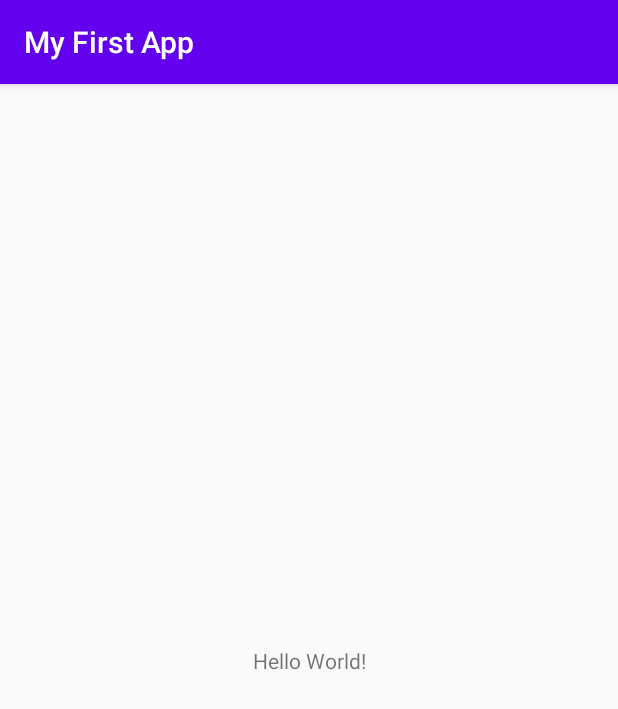
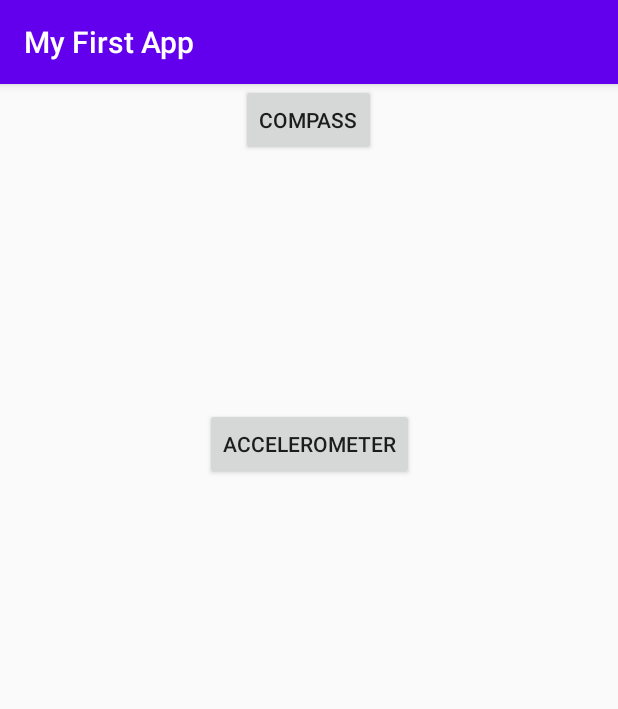
Before and after one commit to erikssonmandy/HelloSensor, an Android app: the screen it shows after launch (MainActivity), on a phone screen of 412 x 824 dp. Shown: the top 709 px of the screen. Run offline under Robolectric (Android 15) with nearby library versions, the phone set to English and light mode, and no system bars.

Commit message:
First commit, accelerometer works and compass works

```diff
--- a/app/src/main/AndroidManifest.xml
+++ b/app/src/main/AndroidManifest.xml
@@ -16,6 +16,10 @@
                 <category android:name="android.intent.category.LAUNCHER" />
             </intent-filter>
         </activity>
+
+        <activity android:name=".AccelerometerActivity"></activity>
+        <activity android:name=".CompassActivity"></activity>
+
     </application>
 
 </manifest>
--- a/app/src/main/res/layout/activity_main.xml
+++ b/app/src/main/res/layout/activity_main.xml
@@ -6,13 +6,32 @@
     android:layout_height="match_parent"
     tools:context=".MainActivity">
 
-    <TextView
+    <Button
+        android:id="@+id/button"
         android:layout_width="wrap_content"
         android:layout_height="wrap_content"
-        android:text="Hello World!"
-        app:layout_constraintBottom_toBottomOf="parent"
-        app:layout_constraintLeft_toLeftOf="parent"
-        app:layout_constraintRight_toRightOf="parent"
+        android:layout_marginTop="216dp"
+        android:layout_marginEnd="136dp"
+        android:layout_marginRight="136dp"
+        android:onClick="startAccelerometer"
+        android:text="@string/accelerometer"
+        app:layout_constraintEnd_toEndOf="parent"
         app:layout_constraintTop_toTopOf="parent" />
 
+    <Button
+        android:id="@+id/button2"
+        android:layout_width="wrap_content"
+        android:layout_height="wrap_content"
+        android:layout_marginStart="16dp"
+        android:layout_marginLeft="16dp"
+        android:layout_marginEnd="16dp"
+        android:layout_marginRight="16dp"
+        android:onClick="startCompass"
+        android:text="Compass"
+        app:layout_constraintEnd_toEndOf="parent"
+        app:layout_constraintHorizontal_bias="0.498"
+        app:layout_constraintStart_toStartOf="parent"
+        tools:layout_editor_absoluteY="396dp" />
+
+
 </androidx.constraintlayout.widget.ConstraintLayout>
--- a/app/src/main/res/values/strings.xml
+++ b/app/src/main/res/values/strings.xml
@@ -1,3 +1,5 @@
 <resources>
     <string name="app_name">My First App</string>
+    <string name="edit_message">Enter a message</string>
+    <string name="accelerometer">Accelerometer</string>
 </resources>
```
Also changed, not shown: app/src/main/java/com/example/myfirstapp/AccelerometerActivity.java (added, +73 -0 lines), app/src/main/java/com/example/myfirstapp/CompassActivity.java (added, +149 -0 lines), app/src/main/java/com/example/myfirstapp/MainActivity.java (+15 -0 lines), app/src/main/res/layout/activity_accelerometer.xml (added, +38 -0 lines), app/src/main/res/layout/activity_compass.xml (added, +32 -0 lines), app/src/main/res/drawable/compass.png (added).
